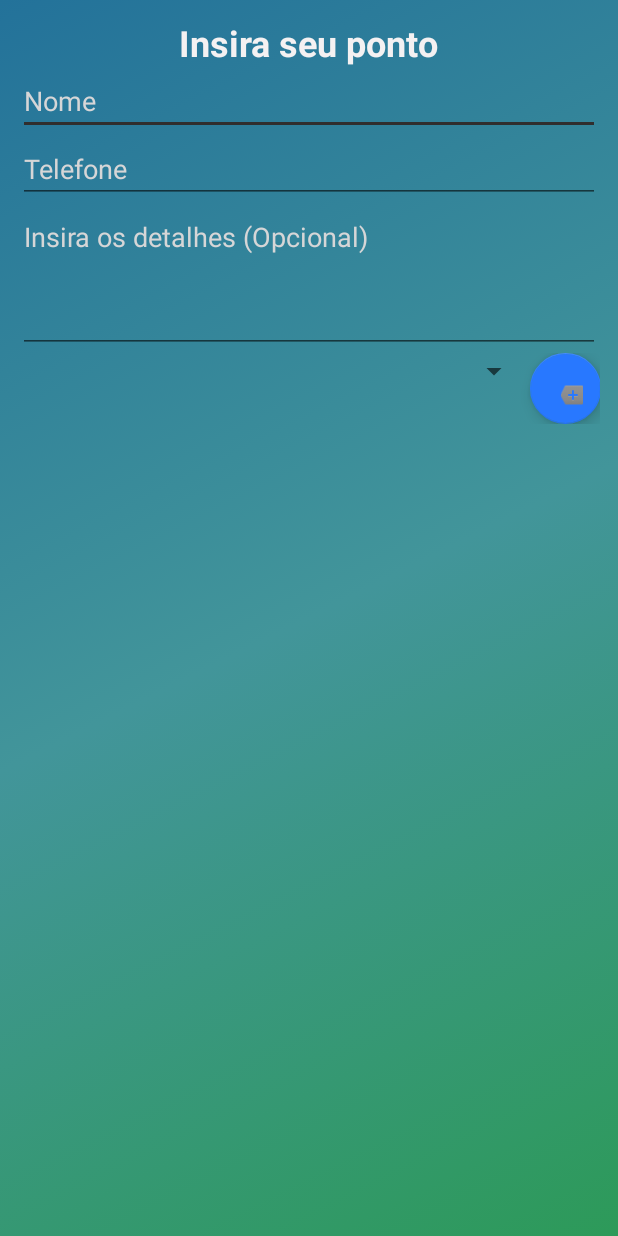
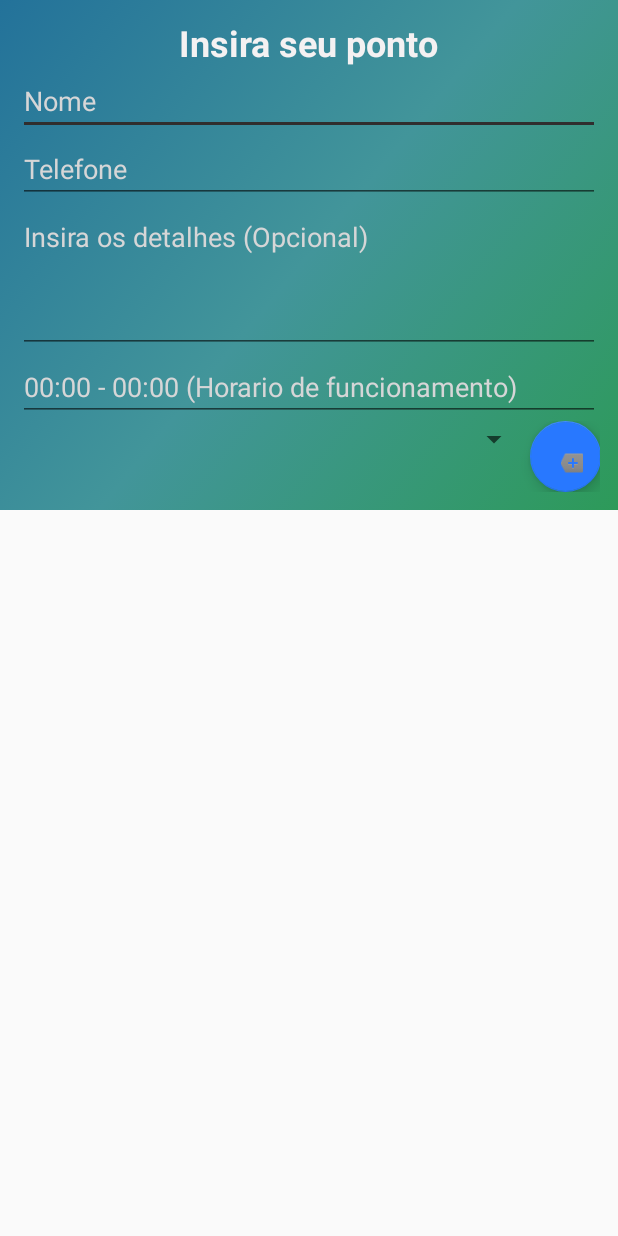
Before and after one commit to JuniimSI/Android_TCC_app, an Android app: the layout insert_location.xml on its own in the app's theme, with its tools: preview values and no code run, on a phone screen of 412 x 824 dp. Run offline under Robolectric (Android 15) with nearby library versions, the phone set to English and light mode, and no system bars; network calls fail.

Commit message:
Adicionando mudanças com insert login e location com novo tipo e icone de lixo

```diff
--- a/app/src/main/java/com/example/juniorf/tcc/DAO/MyLocationDAO.java
+++ b/app/src/main/java/com/example/juniorf/tcc/DAO/MyLocationDAO.java
@@ -219,6 +219,8 @@ public class MyLocationDAO extends AbstractDAO<MyLocation>{
                 parameters.put("telefone", location.getTelefone());
                 parameters.put("email", location.getEmail());
                 parameters.put("detalhes", location.getDetalhes());
+                parameters.put("horario", location.getHorarioFuncionamento());
+
               //  hidepDialog();
                 return parameters;
             }
--- a/app/src/main/res/layout/insert_location.xml
+++ b/app/src/main/res/layout/insert_location.xml
@@ -3,13 +3,13 @@
 <RelativeLayout xmlns:android="http://schemas.android.com/apk/res/android"
     xmlns:app="http://schemas.android.com/apk/res-auto"
     android:layout_width="match_parent"
-    android:layout_height="match_parent">
+    android:layout_height="wrap_content">
 
 
     <LinearLayout
 
         android:layout_width="match_parent"
-        android:layout_height="match_parent"
+        android:layout_height="wrap_content"
         android:background="@drawable/gradient_color"
         android:orientation="vertical"
         android:padding="12dp">
@@ -57,7 +57,17 @@
             android:scrollHorizontally="false"
             android:textColorHint="@color/wallet_dim_foreground_inverse_holo_dark" />
 
+        <EditText
+            android:id="@+id/horariosEditText"
+            android:layout_width="match_parent"
+            android:layout_height="wrap_content"
+            android:gravity="top"
+            android:maxLines="2"
+            android:hint="00:00 - 00:00 (Horario de funcionamento)"
+            android:textColorHint="@color/wallet_dim_foreground_inverse_holo_dark" />
+
         <LinearLayout
+            android:id="@+id/llspinner"
             android:layout_width="match_parent"
             android:layout_height="wrap_content"
             android:orientation="horizontal">
@@ -80,5 +90,27 @@
 
         </LinearLayout>
 
+         <LinearLayout
+            android:id="@+id/lltipocriado"
+            android:visibility="gone"
+            android:layout_width="match_parent"
+            android:layout_height="wrap_content"
+            android:orientation="horizontal">
+
+
+            <TextView
+                android:id="@+id/tipoCriadoId"
+                android:layout_width="wrap_content"
+                android:layout_height="wrap_content"
+                android:layout_gravity="center_horizontal"
+                android:foregroundGravity="center_horizontal"
+                android:gravity="center"
+                android:text=""
+                android:textColor="@color/branco"
+                android:textDirection="locale"
+                android:textSize="22sp" />
+
+         </LinearLayout>
+
     </LinearLayout>
 </RelativeLayout>
--- a/app/src/main/res/layout/insert_type.xml
+++ b/app/src/main/res/layout/insert_type.xml
@@ -1,9 +1,10 @@
 <?xml version="1.0" encoding="utf-8"?>
 <LinearLayout xmlns:android="http://schemas.android.com/apk/res/android"
     android:layout_width="match_parent"
-    android:layout_height="match_parent"
+    android:layout_height="wrap_content"
     android:background="@drawable/gradient_color"
-    android:orientation="vertical">
+    android:orientation="vertical"
+    android:padding="15dp">
 
     <TextView
         android:id="@+id/textView5"
@@ -22,6 +23,7 @@
         android:ems="10"
         android:hint="@string/nome"
         android:inputType="textPersonName"
+        android:textColor="@color/branco"
         android:textColorLink="@color/blue" />
 
 
```
Also changed, not shown: app/src/main/java/com/example/juniorf/tcc/DAO/TipoDAO.java (+41 -0 lines), app/src/main/java/com/example/juniorf/tcc/DetalhesActivity.java (+10 -2 lines), app/src/main/java/com/example/juniorf/tcc/MAPS/MapsActivity.java (+55 -11 lines), app/src/main/java/com/example/juniorf/tcc/MODEL/MyLocation.java (+9 -0 lines), app/src/main/res/menu/menu_detalhes.xml (+9 -3 lines), app/src/main/res/drawable/lixeirinha.png (added).
